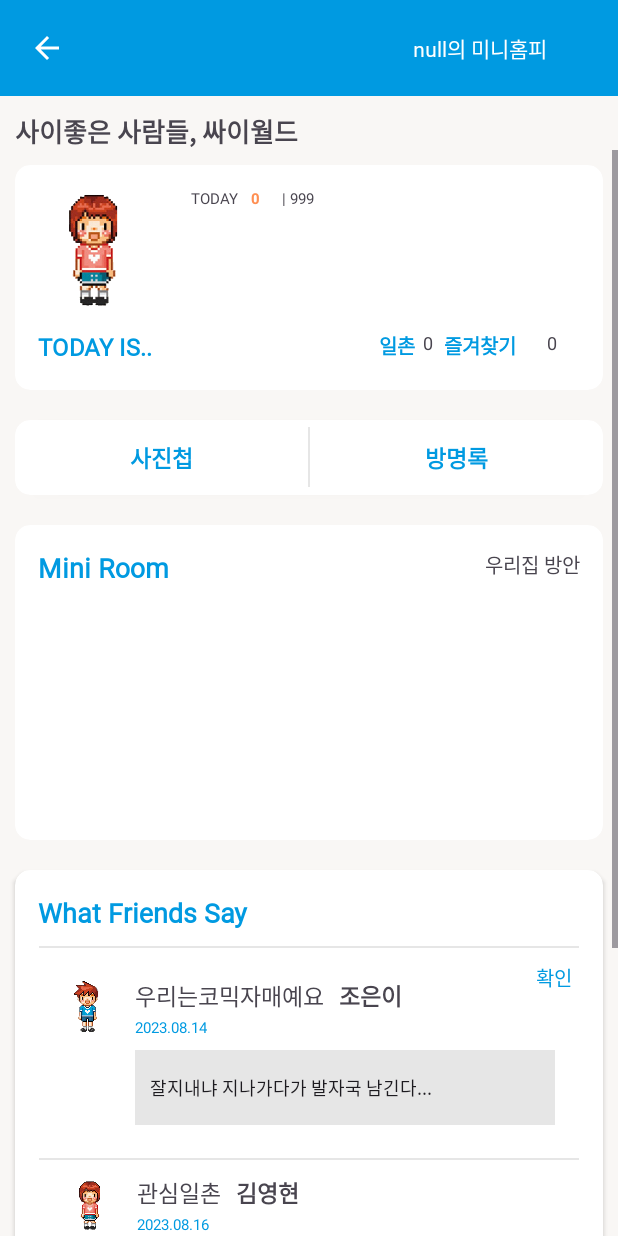
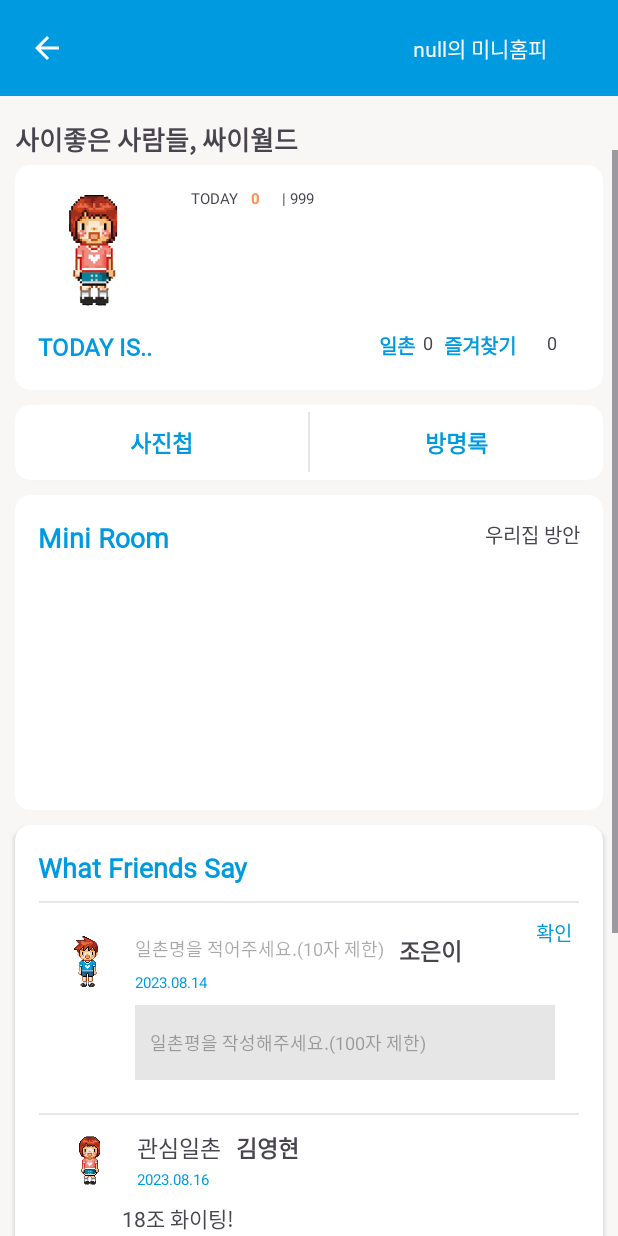
Before and after one commit to AgileCatch/nbcamp18, an Android app: the DetailPage screen opened directly, with no data from a screen before it, on a phone screen of 412 x 824 dp. Run offline under Robolectric (Android 15) with nearby library versions, the phone set to English and light mode, and no system bars.

```diff
--- a/app/src/main/res/layout/activity_detailpage.xml
+++ b/app/src/main/res/layout/activity_detailpage.xml
@@ -61,7 +61,7 @@
         android:layout_width="wrap_content"
         android:layout_height="wrap_content"
         android:layout_marginStart="10dp"
-        android:layout_marginTop="10dp"
+        android:layout_marginTop="15dp"
         android:fontFamily="@font/neodgm"
         android:text="사이좋은 사람들, 싸이월드"
         android:textSize="17dp"
@@ -74,7 +74,7 @@
         android:layout_height="match_parent"
         android:layout_marginTop="100dp">
 
-        <LinearLayout
+        <androidx.constraintlayout.widget.ConstraintLayout
             android:layout_width="match_parent"
             android:layout_height="match_parent"
             android:orientation="vertical">
@@ -87,7 +87,7 @@
                 app:cardCornerRadius="10dp"
                 app:layout_constraintEnd_toEndOf="parent"
                 app:layout_constraintStart_toStartOf="parent"
-                app:layout_constraintTop_toBottomOf="@+id/minihomepi">
+                app:layout_constraintTop_toTopOf="parent">
 
                 <androidx.constraintlayout.widget.ConstraintLayout
                     android:layout_width="match_parent"
@@ -386,18 +386,17 @@
                         app:layout_constraintStart_toStartOf="parent"
                         app:layout_constraintTop_toBottomOf="@+id/view2" />
 
-                    <TextView
-                        android:id="@+id/textView6"
+                    <EditText
+                        android:id="@+id/et_ilchon"
                         android:layout_width="wrap_content"
                         android:layout_height="wrap_content"
                         android:layout_marginStart="10dp"
                         android:background="@drawable/profile_circle"
-                        android:text="우리는코믹자매예요"
-                        android:textSize="15dp"
+                        android:hint="일촌명을 적어주세요.(10자 제한)"
+                        android:textSize="12dp"
                         app:layout_constraintBottom_toBottomOf="@+id/imageView"
                         app:layout_constraintStart_toEndOf="@+id/imageView"
-                        app:layout_constraintTop_toTopOf="@+id/imageView"
-                        app:layout_constraintVertical_bias="0.0" />
+                        app:layout_constraintTop_toBottomOf="@+id/view2" />
 
                     <TextView
                         android:layout_width="wrap_content"
@@ -407,7 +406,7 @@
                         android:textSize="15dp"
                         android:textStyle="bold"
                         app:layout_constraintBottom_toBottomOf="@+id/imageView"
-                        app:layout_constraintStart_toEndOf="@+id/textView6"
+                        app:layout_constraintStart_toEndOf="@+id/et_ilchon"
                         app:layout_constraintTop_toTopOf="@+id/imageView"
                         app:layout_constraintVertical_bias="0.0" />
 
@@ -426,16 +425,15 @@
                         app:layout_constraintVertical_bias="1.0" />
 
                     <EditText
-                        android:id="@+id/tv_content"
+                        android:id="@+id/et_content"
                         android:layout_width="280dp"
                         android:layout_height="50dp"
                         android:layout_marginTop="8dp"
                         android:layout_marginEnd="20dp"
                         android:background="@color/gray"
-                        android:hint="일촌평을 작성해주세요."
+                        android:hint="일촌평을 작성해주세요.(100자 제한)"
                         android:maxLength="100"
                         android:padding="10dp"
-                        android:text="잘지내냐 지나가다가 발자국 남긴다..."
                         android:textSize="12dp"
                         app:layout_constraintEnd_toEndOf="parent"
                         app:layout_constraintHorizontal_bias="0.0"
@@ -469,7 +467,7 @@
                         app:layout_constraintEnd_toEndOf="parent"
                         app:layout_constraintHorizontal_bias="0.538"
                         app:layout_constraintStart_toStartOf="parent"
-                        app:layout_constraintTop_toBottomOf="@+id/tv_content"
+                        app:layout_constraintTop_toBottomOf="@+id/et_content"
                         app:layout_constraintVertical_bias="0.006" />
 
                     <androidx.recyclerview.widget.RecyclerView
@@ -484,13 +482,13 @@
                         app:layout_constraintVertical_bias="0.601" />
 
 
+
                 </androidx.constraintlayout.widget.ConstraintLayout>
-
 
             </androidx.cardview.widget.CardView>
 
 
-        </LinearLayout>
+        </androidx.constraintlayout.widget.ConstraintLayout>
 
     </ScrollView>
 
--- a/app/src/main/res/layout/item_comment_recycler.xml
+++ b/app/src/main/res/layout/item_comment_recycler.xml
@@ -3,7 +3,7 @@
     xmlns:app="http://schemas.android.com/apk/res-auto"
     xmlns:tools="http://schemas.android.com/tools"
     android:layout_width="match_parent"
-    android:layout_height="match_parent">
+    android:layout_height="wrap_content">
 
     <androidx.constraintlayout.widget.ConstraintLayout
         android:id="@+id/item_comment"
@@ -78,14 +78,18 @@
             app:layout_constraintTop_toBottomOf="@+id/datetime" />
 
         <View
+            android:id="@+id/view2"
             android:layout_width="360dp"
             android:layout_height="1dp"
-            android:layout_marginTop="20dp"
+            android:layout_marginStart="15dp"
+            android:layout_marginTop="10dp"
+            android:layout_marginEnd="15dp"
             android:background="@color/gray"
             app:layout_constraintEnd_toEndOf="parent"
             app:layout_constraintStart_toStartOf="parent"
             app:layout_constraintTop_toBottomOf="@+id/lv_comment" />
 
+
     </androidx.constraintlayout.widget.ConstraintLayout>
 
 </androidx.constraintlayout.widget.ConstraintLayout>
--- a/app/src/main/res/layout/main_page_activity.xml
+++ b/app/src/main/res/layout/main_page_activity.xml
@@ -152,12 +152,11 @@
     </androidx.cardview.widget.CardView>
 
 
-
     <androidx.recyclerview.widget.RecyclerView
         android:id="@+id/rv_feed"
         android:layout_width="0dp"
         android:layout_height="match_parent"
-        android:layout_marginTop="220dp"
+        android:layout_marginTop="225dp"
         app:layout_constraintBottom_toBottomOf="parent"
         app:layout_constraintEnd_toEndOf="parent"
         app:layout_constraintStart_toStartOf="parent"
--- a/app/src/main/res/values-night/themes.xml
+++ b/app/src/main/res/values-night/themes.xml
@@ -3,7 +3,6 @@
     <style name="Base.Theme.Instagram" parent="Theme.Material3.DayNight.NoActionBar">
         <item name="android:windowFullscreen">true</item>
         <!-- Customize your dark theme here. -->
-        <item name="android:windowFullscreen">true</item>
         <!-- <item name="colorPrimary">@color/my_dark_primary</item> -->
     </style>
 </resources>
--- a/app/src/main/res/values/themes.xml
+++ b/app/src/main/res/values/themes.xml
@@ -4,7 +4,6 @@
         <item name="android:windowFullscreen">true</item>
         <!-- Customize your light theme here. -->
         <!-- <item name="colorPrimary">@color/my_light_primary</item> -->
-        <item name="android:windowFullscreen">true</item>
     </style>
 
     <style name="Theme.Instagram" parent="Base.Theme.Instagram" />
```
Also changed, not shown: app/src/main/res/layout/item_feed_recycler.xml (+7 -15 lines).
